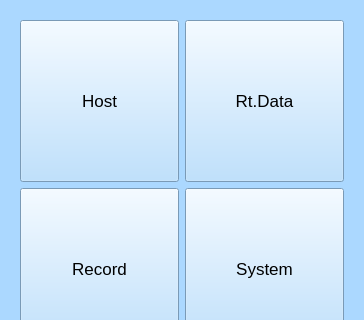
Qt form UI_Menu/Menu.ui (megarevolpr/Win) before a commit; both pictures show x 0 to 364 and y 0 to 320 of the 364 by 462 pixel window.
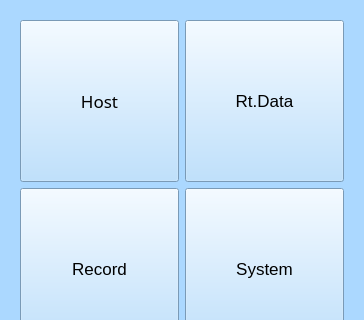
The same form after that commit. Icons and pictures are not drawn.

Diff of the .ui file:
```diff
--- a/UI_Menu/Menu.ui
+++ b/UI_Menu/Menu.ui
@@ -23,7 +23,7 @@
    <string notr="true">background-color: rgb(171, 216, 255);</string>
   </property>
   <layout class="QGridLayout" name="gridLayout">
-   <item row="0" column="0">
+   <item row="0" column="1">
     <layout class="QVBoxLayout" name="verticalLayout" stretch="4,1">
      <item>
       <widget class="QWidget" name="widget" native="true">
@@ -31,7 +31,7 @@
         <item row="0" column="0">
          <layout class="QVBoxLayout" name="verticalLayout_2" stretch="1,1">
           <item>
-           <layout class="QHBoxLayout" name="horizontalLayout_2" stretch="1,1">
+           <layout class="QHBoxLayout" name="horizontalLayout_2" stretch="0,0">
             <item>
              <widget class="QToolButton" name="Host_bt">
               <property name="sizePolicy">
@@ -42,6 +42,7 @@
               </property>
               <property name="font">
                <font>
+                <family>SimSun-ExtB</family>
                 <pointsize>13</pointsize>
                </font>
               </property>
```
Left out of the diff: 18 changed lines with no effect on the pictures.
